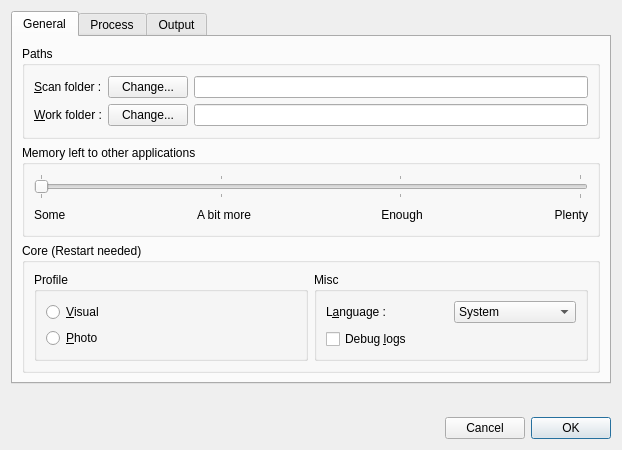
Qt form src/als/ui/prefs_ui.ui (gehelem/als) before a commit.
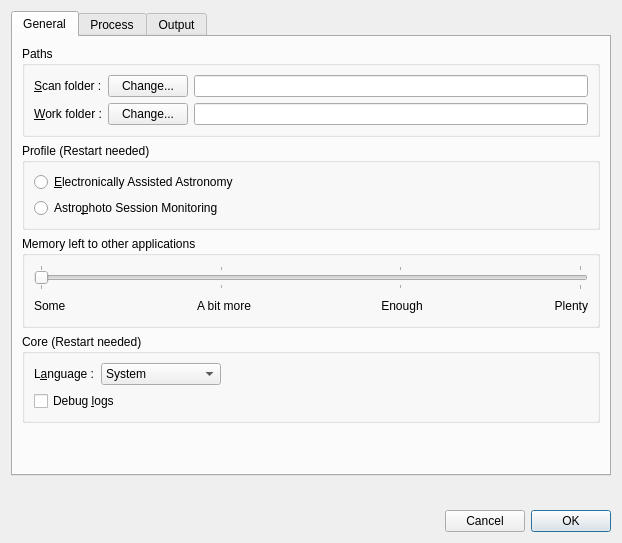
The same form after that commit.

Commit message:
Fix prefs dialog setup
Closes: issue #201

The edit to the form file:
```diff
--- a/src/als/ui/prefs_ui.ui
+++ b/src/als/ui/prefs_ui.ui
@@ -6,8 +6,8 @@
    <rect>
     <x>0</x>
     <y>0</y>
-    <width>618</width>
-    <height>450</height>
+    <width>620</width>
+    <height>543</height>
    </rect>
   </property>
   <property name="minimumSize">
@@ -19,7 +19,7 @@
   <property name="windowTitle">
    <string>ALS preferences</string>
   </property>
-  <layout class="QVBoxLayout" name="verticalLayout_13">
+  <layout class="QVBoxLayout" name="verticalLayout_11">
    <item>
     <widget class="QTabWidget" name="tabWidget">
      <property name="minimumSize">
@@ -35,7 +35,7 @@
       <attribute name="title">
        <string>General</string>
       </attribute>
-      <layout class="QVBoxLayout" name="verticalLayout_12">
+      <layout class="QVBoxLayout" name="verticalLayout_10">
        <item>
         <widget class="QGroupBox" name="pathsBox">
          <property name="title">
@@ -115,6 +115,31 @@
          </layout>
         </widget>
        </item>
+       <item>
+        <widget class="QGroupBox" name="grp_profile">
+         <property name="title">
+          <string>Profile (Restart needed)</string>
+         </property>
+         <layout class="QVBoxLayout" name="verticalLayout_9">
+          <item>
+           <widget class="QRadioButton" name="rd_visual_profile">
+            <property name="text">
+             <string>&amp;Electronically Assisted Astronomy</string>
+            </property>
+           </widget>
+          </item>
+          <item>
+           <widget class="QRadioButton" name="rd_photo_profile">
+            <property name="text">
+             <string>Astro&amp;photo Session Monitoring</string>
+            </property>
+           </widget>
+          </item>
+         </layout>
+         <zorder>rd_photo_profile</zorder>
+         <zorder>rd_visual_profile</zorder>
+        </widget>
+       </item>
        <item>
         <widget class="QGroupBox" name="groupBox">
          <property name="title">
@@ -224,51 +249,10 @@
         </widget>
        </item>
        <item>
-        <widget class="QGroupBox" name="groupBox_6">
-         <property name="minimumSize">
-          <size>
-           <width>0</width>
-           <height>0</height>
-          </size>
-         </property>
-         <property name="title">
-          <string>Core (Restart needed)</string>
-         </property>
-         <layout class="QHBoxLayout" name="horizontalLayout_2">
-          <item>
-           <widget class="QGroupBox" name="grp_profile">
-            <property name="title">
-             <string>Profile</string>
-            </property>
-            <layout class="QVBoxLayout" name="verticalLayout_10">
-             <item>
-              <layout class="QVBoxLayout" name="verticalLayout_9">
-               <item>
-                <widget class="QRadioButton" name="rd_visual_profile">
-                 <property name="text">
-                  <string>&amp;Visual</string>
-                 </property>
-                </widget>
-               </item>
-               <item>
-                <widget class="QRadioButton" name="rd_photo_profile">
-                 <property name="text">
-                  <string>&amp;Photo</string>
-                 </property>
-                </widget>
-               </item>
-              </layout>
-             </item>
-            </layout>
-           </widget>
-          </item>
-          <item>
            <widget class="QGroupBox" name="groupBox_2">
             <property name="title">
-             <string>Misc</string>
-            </property>
-            <layout class="QVBoxLayout" name="verticalLayout_11">
-             <item>
+          <string>Core (Restart needed)</string>
+         </property>
               <layout class="QVBoxLayout" name="verticalLayout_5">
                <item>
                 <layout class="QHBoxLayout" name="horizontalLayout_9">
@@ -307,6 +291,19 @@
                    </item>
                   </widget>
                  </item>
+            <item>
+             <spacer name="horizontalSpacer_3">
+              <property name="orientation">
+               <enum>Qt::Horizontal</enum>
+              </property>
+              <property name="sizeHint" stdset="0">
+               <size>
+                <width>40</width>
+                <height>20</height>
+               </size>
+              </property>
+             </spacer>
+            </item>
                 </layout>
                </item>
                <item>
@@ -324,12 +321,20 @@
                 </layout>
                </item>
               </layout>
-             </item>
-            </layout>
-           </widget>
-          </item>
-         </layout>
-        </widget>
+        </widget>
+       </item>
+       <item>
+        <spacer name="verticalSpacer_3">
+         <property name="orientation">
+          <enum>Qt::Vertical</enum>
+         </property>
+         <property name="sizeHint" stdset="0">
+          <size>
+           <width>20</width>
+           <height>40</height>
+          </size>
+         </property>
+        </spacer>
        </item>
       </layout>
      </widget>
```
Left out of the diff: 42 changed lines with no effect on the pictures. Lines whose indentation alone changed are shown as unchanged. The commit also changes 2 other files.
